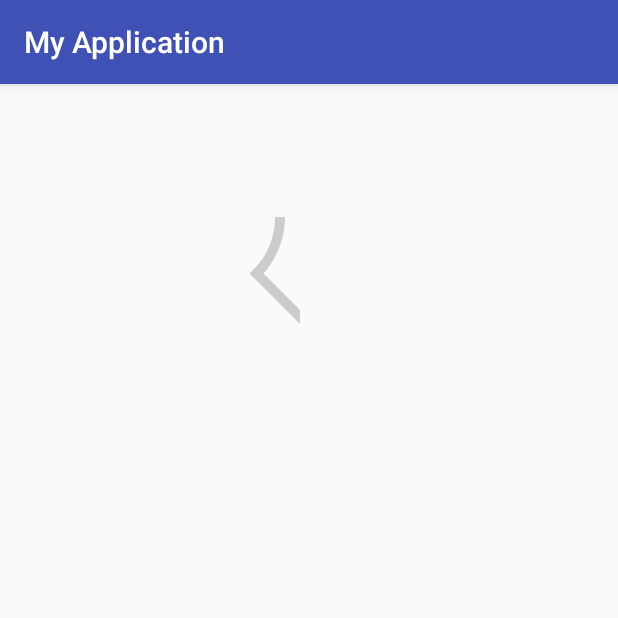
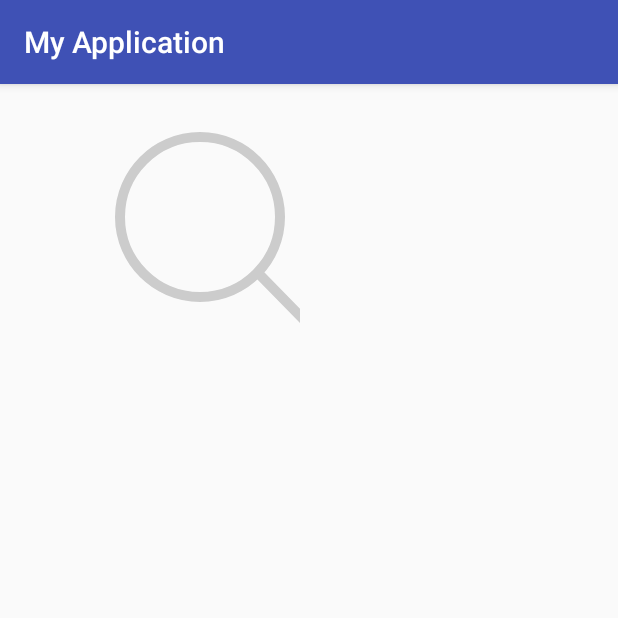
Before and after one commit to BloodBamboo/MyDemoApplication, an Android app: the SearchViewActivity screen opened directly, with no data from a screen before it, on a phone screen of 412 x 824 dp, the top half of it. Run offline under Robolectric (Android 15) with nearby library versions, the light colour scheme and no system bars; our stand-ins replace ButterKnife.

Commit message:
完善搜索动画逻辑

```diff
--- a/app/build.gradle
+++ b/app/build.gradle
@@ -4,7 +4,7 @@ apply plugin: 'com.jakewharton.butterknife'
 
 android {
     compileSdkVersion 25
-    buildToolsVersion '25.0.2'
+    buildToolsVersion '25.0.3'
 
     defaultConfig {
         applicationId "com.example.admin.myapplication"
--- a/app/src/main/java/com/example/admin/myapplication/view/ui/SearchView.java
+++ b/app/src/main/java/com/example/admin/myapplication/view/ui/SearchView.java
@@ -50,13 +50,17 @@ public class SearchView extends View {
         path.reset();
         int x = width / 2 + radius;
         int y = height / 3 + radius;
-        path.moveTo(x, y);
-        //path.addCircle(width / 2, height / 3, radius, Path.Direction.CW);
-        path.addArc(new RectF(width / 2 - radius, height / 3 - radius, width / 2 + radius, height / 3 + radius), 45,360);
-        path.addArc(new RectF(width / 2 - radius, height / 3 - radius, width / 2 + radius, height / 3 + radius), 0, 45);
 
+//        canvas.save();
+//        canvas.translate(width / 2, 0);
+//        canvas.rotate(45);
+//        path.addCircle(width / 2, height / 3, radius, Path.Direction.CW);
+//        path.lineTo(x + radius, y - radius);
+
+        //不能画360度一个满圆，否则会改变path的最后落点，不是45度的点
+        path.addArc(new RectF(width / 2 - radius, height / 3 - radius, width / 2 + radius, height / 3 + radius), 45, 359);
         path.lineTo(x + radius, y + radius);
-        path.lineTo(x, y);
+
         if (!b) {
             canvas.drawPath(path, paint);
         } else {
@@ -68,9 +72,12 @@ public class SearchView extends View {
 //            float start = (float) (stop - ((0.5 - Math.abs(p - 0.5)) * length));
             float start = stop - 50;
             pathMeasure.getSegment(start, stop, path, true);
+//            pathMeasure.nextContour();
+//            pathMeasure.getSegment(start, stop, path, true);
             canvas.drawPath(path, paint);
-
         }
+        path.close();
+//        canvas.restore();
     }
 
     public void start() {
```
